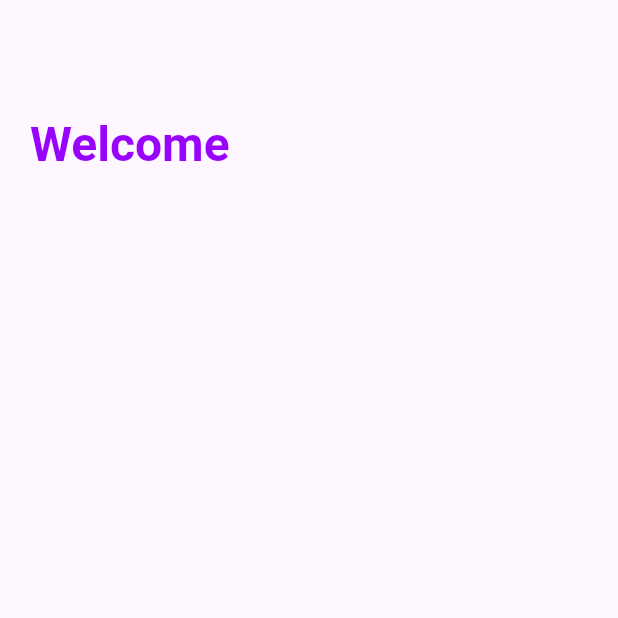
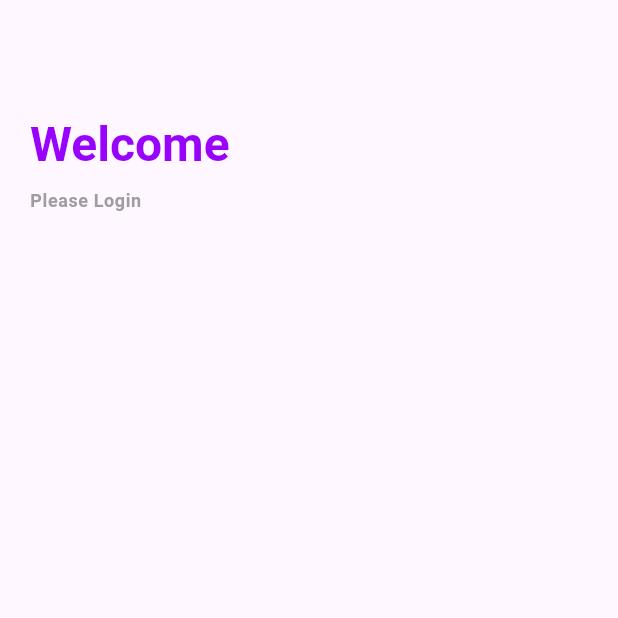
Before and after one commit to gamalahmed3265/Simple-Login-Page-Flutter, a Flutter app: the screen it shows after launch, on a phone screen of 412 x 824 dp, the top half of it. Run offline on Flutter 3.47's test engine with Material 2 defaults, Android fonts, the light colour scheme and no system bars.

Commit message:
add paragraph Of Login

```diff
--- a/lib/login_page.dart
+++ b/lib/login_page.dart
@@ -11,9 +11,23 @@ class LoginPage extends StatelessWidget {
       body: const Padding(
         padding: EdgeInsets.all(20.0),
         child: Column(
-          children: [TitleOfLogin()],
+          crossAxisAlignment: CrossAxisAlignment.start,
+          children: [TitleOfLogin(), SparteWidget(), ParagraphOfLogin()],
         ),
       ),
+    );
+  }
+}
+
+class SparteWidget extends StatelessWidget {
+  const SparteWidget({
+    super.key,
+  });
+
+  @override
+  Widget build(BuildContext context) {
+    return const SizedBox(
+      height: 10,
     );
   }
 }
@@ -34,3 +48,20 @@ class TitleOfLogin extends StatelessWidget {
     );
   }
 }
+
+class ParagraphOfLogin extends StatelessWidget {
+  const ParagraphOfLogin({
+    super.key,
+  });
+
+  @override
+  Widget build(BuildContext context) {
+    return Text(
+      "Please Login ",
+      style: Theme.of(context)
+          .textTheme
+          .bodySmall
+          ?.copyWith(color: grey, fontWeight: FontWeight.bold),
+    );
+  }
+}
--- a/lib/utils.dart
+++ b/lib/utils.dart
@@ -1,3 +1,4 @@
 import 'package:flutter/material.dart';
 
 const Color mainColor = Color.fromARGB(255, 152, 3, 252);
+const Color grey = Colors.grey;
```
